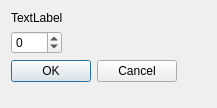
The window that LayoutEditor/inputangledlg.ui (allenck/DecoderPro_app) describes before a commit, drawn with Qt 5.
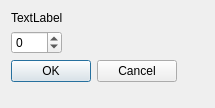
The same window after the commit.

Diff of the .ui file:
```diff
--- a/LayoutEditor/inputangledlg.ui
+++ b/LayoutEditor/inputangledlg.ui
@@ -6,7 +6,7 @@
    <rect>
     <x>0</x>
     <y>0</y>
-    <width>217</width>
+    <width>215</width>
     <height>108</height>
    </rect>
   </property>
```
